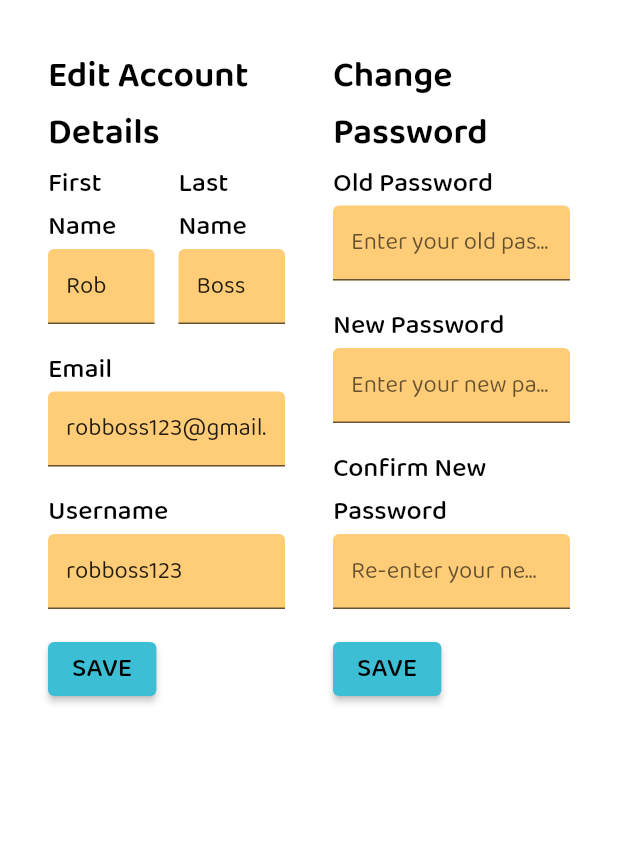
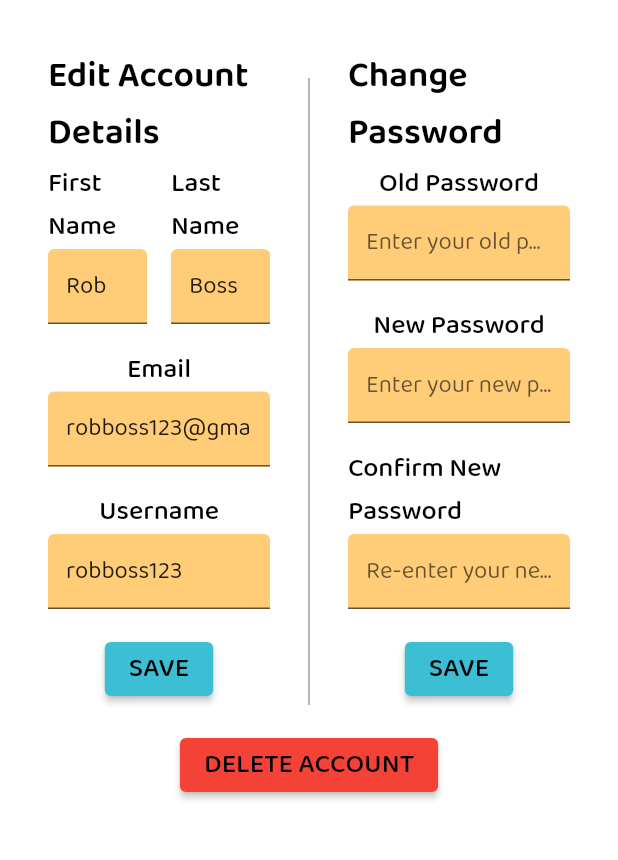
Before and after one commit to ubclaunchpad/workoutpersonalizer-frontend, a Flutter app: the screen it shows after launch, tab 4 chosen, on a phone screen of 412 x 824 dp, the part 72-932 px from its top. Run offline on Flutter 3.47's test engine with Material 2 defaults, Android fonts, the phone set to English and light mode, and no system bars; our stand-ins replace chewie, video_player; network calls fail.

Commit message:
Done WP-105

```diff
--- a/lib/ui/my_account_page.dart
+++ b/lib/ui/my_account_page.dart
@@ -11,7 +11,13 @@ class MyAccountPage extends StatelessWidget {
   Widget build(BuildContext context) {
     return SingleChildScrollView(
         padding: const EdgeInsets.all(32),
-        child: Row(
+        child: Column(
+          mainAxisAlignment: MainAxisAlignment.center,
+          crossAxisAlignment: CrossAxisAlignment.center,
+          children: [
+            IntrinsicHeight(
+              child:
+                Row(
                   children: [
                   Expanded(
                     child: Padding(
@@ -21,6 +27,13 @@ class MyAccountPage extends StatelessWidget {
                         EditAccountForm()
                       ])
                     )
+                  ),
+                  const VerticalDivider(
+                    width: 20,
+                    thickness: 1,
+                    indent: 20,
+                    endIndent: 0,
+                    color: Colors.grey,
                   ),
                   Expanded(
                     child: Padding(
@@ -32,6 +45,17 @@ class MyAccountPage extends StatelessWidget {
                     ),
                   )
                 ])
+            ),
+            Padding(
+              padding: const EdgeInsets.only(top: 16),
+              child: ElevatedButton(
+                onPressed: () {},
+                child: const Text('DELETE ACCOUNT', style: secondaryHeadingStyle),
+                style: ElevatedButton.styleFrom(primary: Colors.red),
+              ),
+            )
+          ],
+        ),
       );
   }
 }
--- a/lib/widgets/my_account/change_password_form.dart
+++ b/lib/widgets/my_account/change_password_form.dart
@@ -23,7 +23,8 @@ class _ChangePasswordFormState extends State<ChangePasswordForm> {
     return Form(
       key: _formKey,
       child: Column(
-        crossAxisAlignment: CrossAxisAlignment.start,
+        mainAxisAlignment: MainAxisAlignment.center,
+        crossAxisAlignment: CrossAxisAlignment.center,
         children: <Widget>[
           const Text("Old Password", style: secondaryHeadingStyle),
           const CustomFormField(hintText: "Enter your old password"),
--- a/lib/widgets/my_account/edit_account_form.dart
+++ b/lib/widgets/my_account/edit_account_form.dart
@@ -52,7 +52,8 @@ class _EditAccountFormState extends State<EditAccountForm> {
     return Form(
       key: _formKey,
       child: Column(
-        crossAxisAlignment: CrossAxisAlignment.start,
+        mainAxisAlignment: MainAxisAlignment.center,
+        crossAxisAlignment: CrossAxisAlignment.center,
         children: [
           firstAndLastName(),
           const Text("Email", style: secondaryHeadingStyle),
```
Lines whose indentation alone changed are shown as unchanged.
